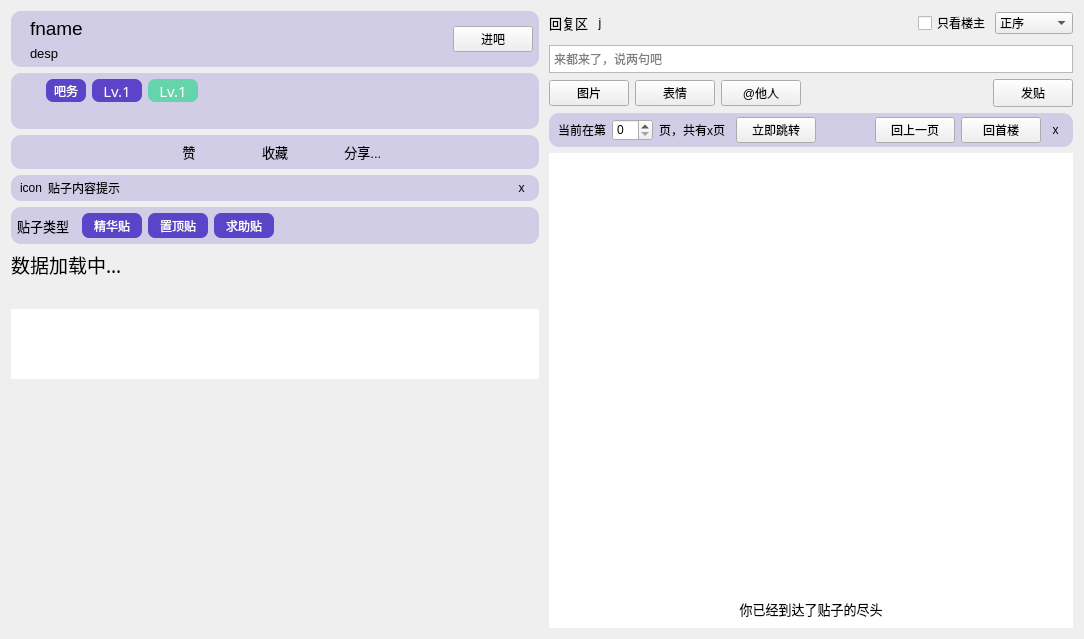
Old version of the form src/resf/tie_detail_view.ui in the repository clb-128258/TiebaDesktop.
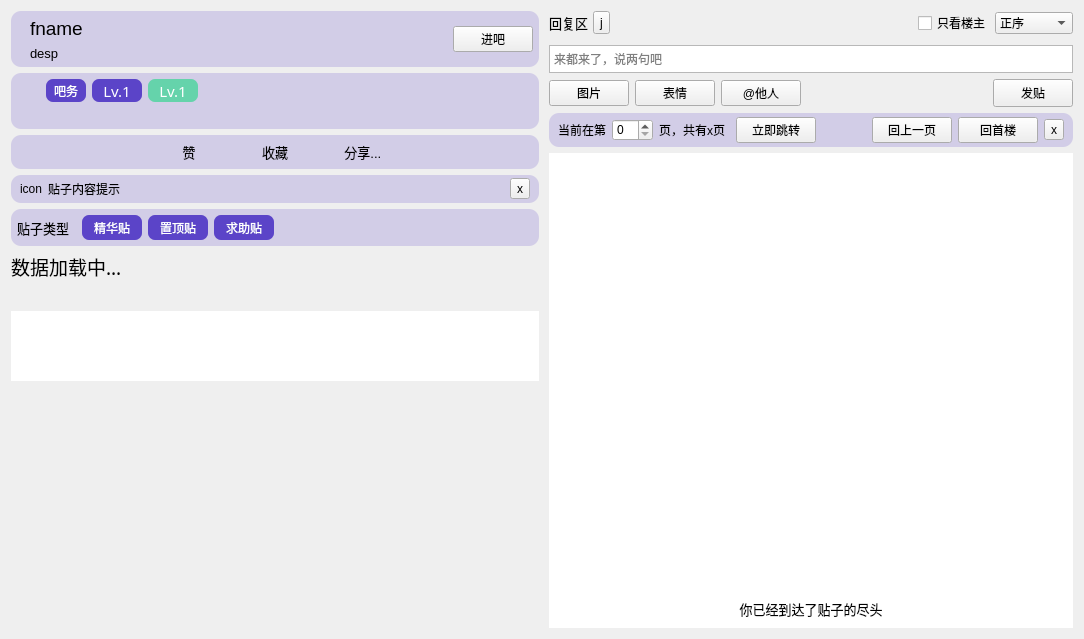
New version of the form.

```diff
--- a/src/resf/tie_detail_view.ui
+++ b/src/resf/tie_detail_view.ui
@@ -73,38 +73,6 @@
             <property name="toolTip">
              <string>关闭此提示</string>
             </property>
-            <property name="styleSheet">
-             <string notr="true">QToolButton {
-                background-color: transparent;
-                border: none;
-                border-radius: 6px;
-                padding: 1px;
-				icon-size: 17px;
-                }
-
-                /* 鼠标悬停时：轻微灰色背景 */
-                QToolButton:hover {
-                background-color: rgba(0, 0, 0, 0.1);
-                }
-
-                /* 按下时：更深的背景色，模拟按下效果 */
-                QToolButton:pressed {
-                background-color: rgba(0, 0, 0, 0.24);
-                }
-
-                /* 禁用状态：半透明，显示不可点击 */
-                QToolButton:disabled {
-                background-color: transparent;
-                opacity: 0.4;
-                }
-
-                /* 可选：如果按钮有菜单箭头，也可以美化箭头 */
-                QToolButton::menu-indicator {
-                subcontrol-position: right center;
-                subcontrol-origin: padding;
-                left: -4px;
-                }</string>
-            </property>
             <property name="text">
              <string>x</string>
             </property>
@@ -884,38 +852,6 @@
            <property name="toolTip">
             <string>关闭此悬浮条</string>
            </property>
-           <property name="styleSheet">
-            <string notr="true">QToolButton {
-                background-color: transparent;
-                border: none;
-                border-radius: 6px;
-                padding: 1px;
-				icon-size: 17px;
-                }
-
-                /* 鼠标悬停时：轻微灰色背景 */
-                QToolButton:hover {
-                background-color: rgba(0, 0, 0, 0.1);
-                }
-
-                /* 按下时：更深的背景色，模拟按下效果 */
-                QToolButton:pressed {
-                background-color: rgba(0, 0, 0, 0.24);
-                }
-
-                /* 禁用状态：半透明，显示不可点击 */
-                QToolButton:disabled {
-                background-color: transparent;
-                opacity: 0.4;
-                }
-
-                /* 可选：如果按钮有菜单箭头，也可以美化箭头 */
-                QToolButton::menu-indicator {
-                subcontrol-position: right center;
-                subcontrol-origin: padding;
-                left: -4px;
-                }</string>
-           </property>
            <property name="text">
             <string>x</string>
            </property>
@@ -1257,25 +1193,6 @@
           <property name="toolTip">
            <string>跳页</string>
           </property>
-          <property name="styleSheet">
-           <string notr="true">QToolButton {
-    background-color: transparent;
-    border: none;
-    border-radius: 5px;
-    padding: 1px;
-    icon-size: 19px;
-}
-QToolButton:hover {
-    background-color: rgba(0, 0, 0, 0.15);
-}
-QToolButton:pressed {
-    background-color: rgba(0, 0, 0, 0.34);
-}
-QToolButton:disabled {
-    background-color: transparent;
-    opacity: 0.4;
-}</string>
-          </property>
           <property name="text">
            <string>j</string>
           </property>
```
